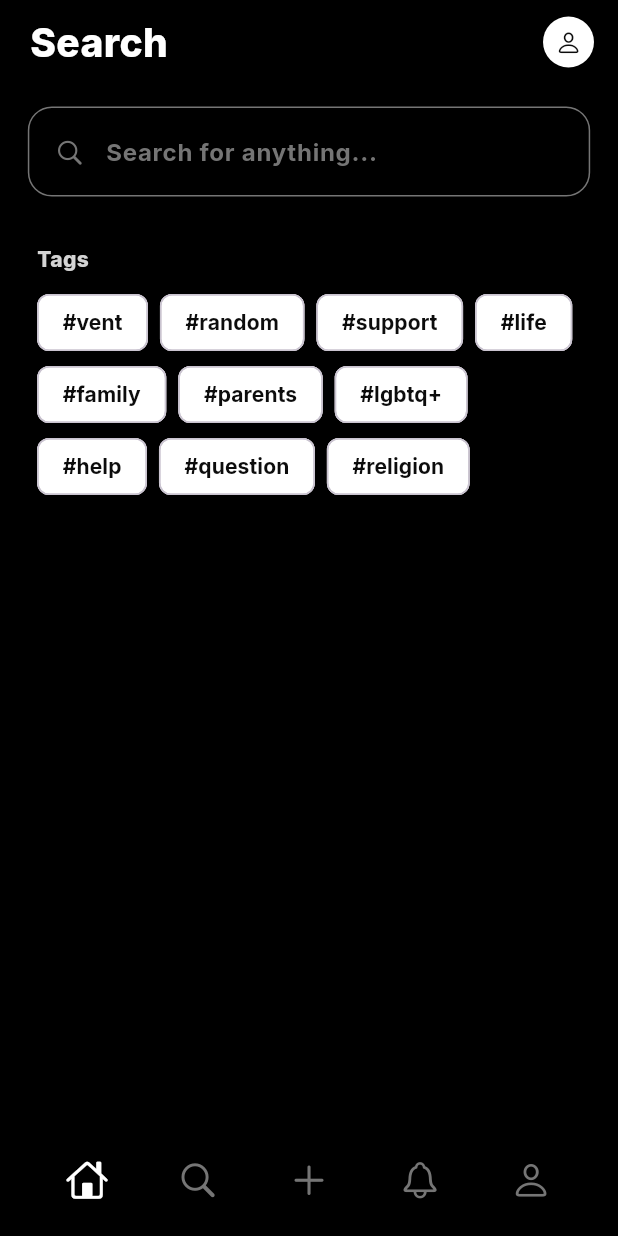
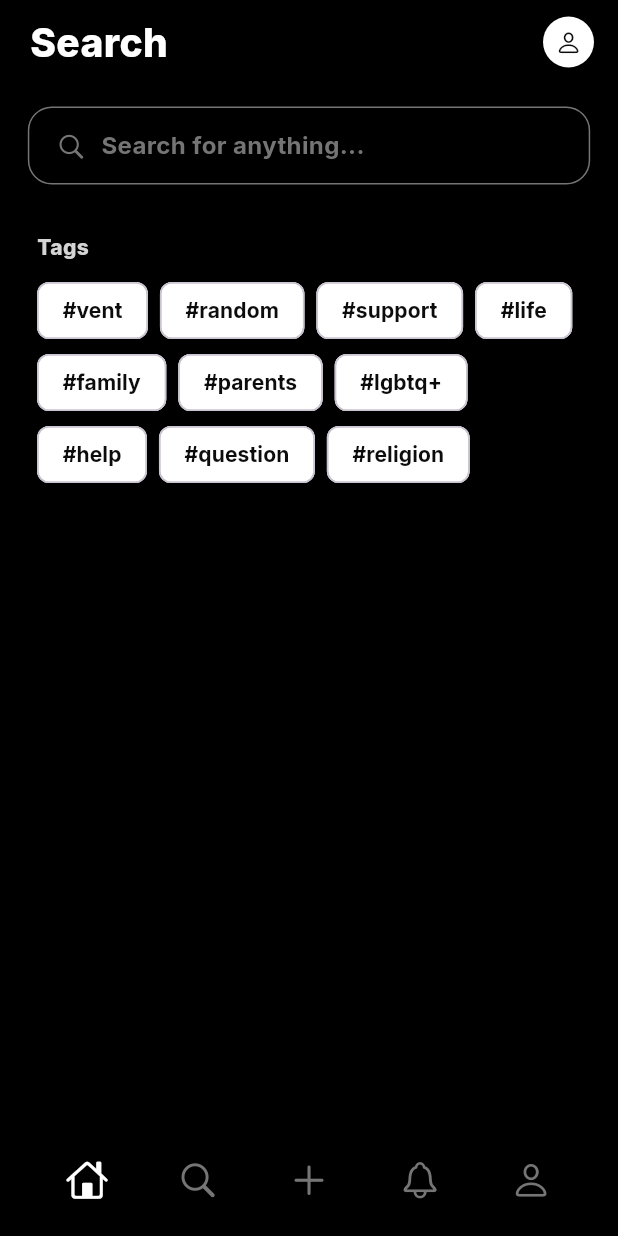
Before and after one commit to Tho100/revent, a Flutter app: the SearchPage screen opened directly, on a phone screen of 412 x 824 dp. Run offline on Flutter 3.47's test engine with Material 3 defaults, Android fonts, the phone set to English and light mode, and no system bars; our stand-ins replace animated_flip_counter, flutter_cache_manager, flutter_dotenv, flutter_native_image, get_it, google_fonts; missing offline and left inert: dynamic_height_grid_view, image_picker_plus, mysql_client; accounts and stored records are empty.

Commit message:
Created separated page for searching

```diff
--- a/lib/pages/navigation/search_page.dart
+++ b/lib/pages/navigation/search_page.dart
@@ -2,9 +2,9 @@ import 'package:flutter/cupertino.dart';
 import 'package:flutter/material.dart';
 import 'package:google_fonts/google_fonts.dart';
 import 'package:revent/helper/navigate_page.dart';
-import 'package:revent/pages/search_results_page.dart';
+import 'package:revent/pages/main_search_page.dart';
 import 'package:revent/shared/themes/theme_color.dart';
-import 'package:revent/shared/themes/theme_style.dart';
+import 'package:revent/shared/widgets/inkwell_effect.dart';
 import 'package:revent/shared/widgets/navigation/page_navigation_bar.dart';
 import 'package:revent/shared/widgets/app_bar.dart';
 import 'package:revent/shared/widgets/navigation_pages_widgets.dart';
@@ -48,31 +48,47 @@ class _SearchPageState extends State<SearchPage> {
   Widget _buildSearchBar() {
     return Align(
       alignment: Alignment.center,
-      child: SizedBox(
+      child: Container(
         width: MediaQuery.of(context).size.width * 0.91,
-        child: TextFormField(
-          maxLines: 1,
-          controller: searchController,
-          style: GoogleFonts.inter(
-            color: ThemeColor.secondaryWhite,
-            fontWeight: FontWeight.w700,
-          ),
-          decoration: ThemeStyle.txtFieldStye(
-            customBottomPadding: 18,
-            customTopPadding: 18,
-            hintText: 'Search for anything...',
-            customPrefix: const Padding(
-              padding: EdgeInsets.only(left: 8.0),
-              child: Icon(CupertinoIcons.search, color: ThemeColor.thirdWhite, size: 20),
-            ),
-          ),
-          textInputAction: TextInputAction.done,
-          onFieldSubmitted: (searchText) {
+        height: 52,
+        decoration: BoxDecoration(
+          borderRadius: BorderRadius.circular(16),
+          border: Border.all(color: ThemeColor.thirdWhite)
+        ),
+        child: InkWellEffect(
+          onPressed: () {
             Navigator.push(
               context,
-              MaterialPageRoute(builder: (_) => SearchResultsPage(searchText: searchText))
+              MaterialPageRoute(builder: (_) => const MainSearchPage())
             );
           },
+          child: Row(
+            children: [
+
+              const Align(
+                alignment: Alignment.centerLeft,
+                child: Padding(
+                  padding: EdgeInsets.only(left: 18.0),
+                  child: Icon(CupertinoIcons.search, color: ThemeColor.thirdWhite, size: 20),
+                ),
+              ),
+
+              const SizedBox(width: 10),
+
+              Align(
+                alignment: Alignment.centerLeft,
+                child: Text(
+                  'Search for anything...',
+                  style: GoogleFonts.inter(
+                    color: ThemeColor.thirdWhite,
+                    fontWeight: FontWeight.w700,
+                    fontSize: 16,
+                  ),
+                ),
+              ),
+
+            ],
+          ),
         ),
       ),
     );
--- a/lib/pages/search_results_page.dart
+++ b/lib/pages/search_results_page.dart
@@ -5,6 +5,7 @@ import 'package:revent/app/app_route.dart';
 import 'package:revent/helper/get_it_extensions.dart';
 import 'package:revent/main.dart';
 import 'package:revent/model/setup/search_setup.dart';
+import 'package:revent/pages/main_search_page.dart';
 import 'package:revent/shared/themes/theme_color.dart';
 import 'package:revent/shared/widgets/ui_dialog/snack_bar.dart';
 import 'package:revent/shared/widgets/app_bar.dart';
@@ -126,7 +127,10 @@ class _SearchResultsPageState extends State<SearchResultsPage> with SingleTicker
           child: InkWellEffect(
             onPressed: () {
               _clearSearchDataOnClose();
-              Navigator.pop(context);
+              Navigator.push(
+                context,
+                MaterialPageRoute(builder: (_) => const MainSearchPage())
+              );
             },
             child: Stack(
               children: [
```
Also changed, not shown: lib/pages/main_search_page.dart (added, +75 -0 lines).
